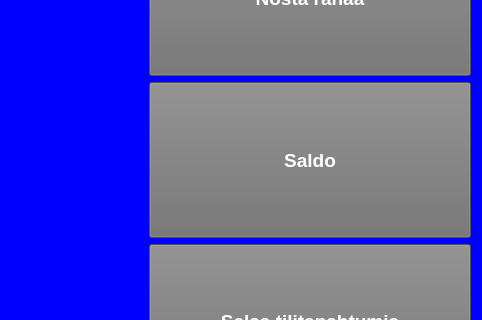
Above: BankEXE/maindialog.ui from Akllu/BankSimul before the change; both pictures show x 518 to 1000 and y 190 to 510 of the 1000 by 600 pixel window. Below: the same form after it.
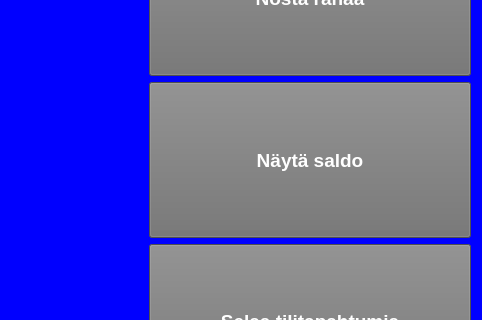
That is the form after the change.

```diff
--- a/BankEXE/maindialog.ui
+++ b/BankEXE/maindialog.ui
@@ -110,7 +110,7 @@
 color: rgb(255, 255, 255);</string>
        </property>
        <property name="text">
-        <string>Saldo</string>
+        <string>Näytä saldo</string>
        </property>
       </widget>
      </item>
```
